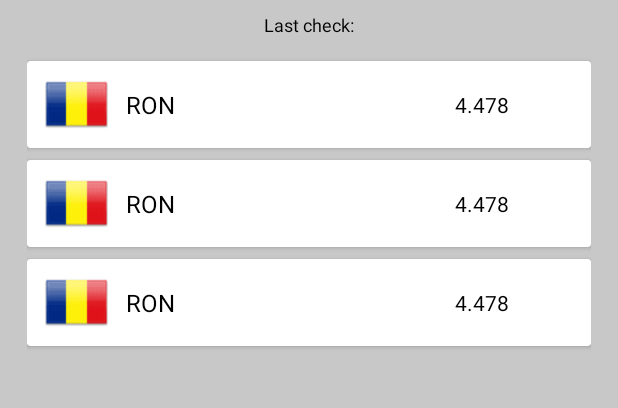
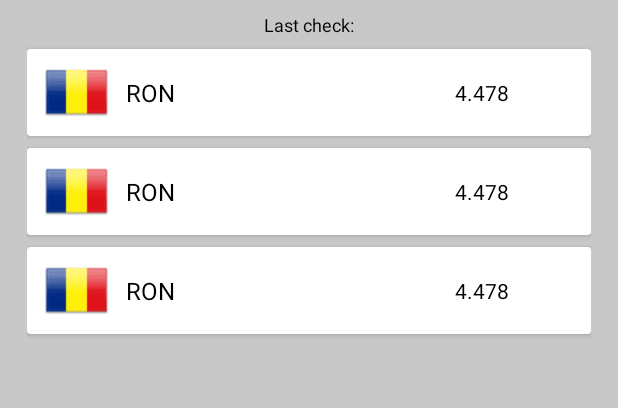
Before and after one commit to BiancaTud/ExchangeRateApp, an Android app: the layout fragment_home.xml on its own in the app's theme, with its tools: preview values and no code run, on a phone screen of 412 x 824 dp, the part 68-476 px from its top. Run offline under Robolectric (Android 15) with nearby library versions, the phone set to English and light mode, and no system bars.

```diff
--- a/app/src/main/java/com/example/exchangerateapp/ui/BaseViewModel.kt
+++ b/app/src/main/java/com/example/exchangerateapp/ui/BaseViewModel.kt
@@ -10,7 +10,7 @@ open class BaseViewModel : ViewModel(), KoinComponent {
     private val compositeDisposable = CompositeDisposable()
 
     var showProgressEvent = SingleLiveEvent<Boolean>()
-    var showErrorConnectionEvent = SingleLiveEvent<Boolean>()
+    var showErrorConnectionEvent = SingleLiveEvent<String>()
 
     fun registerDisposable(disposable: Disposable) {
         compositeDisposable.add(disposable)
--- a/app/src/main/java/com/example/exchangerateapp/ui/home/HomeViewModel.kt
+++ b/app/src/main/java/com/example/exchangerateapp/ui/home/HomeViewModel.kt
@@ -25,6 +25,7 @@ class HomeViewModel(private val repository: RatesRepository) : BaseViewModel() {
     private var pollingDisposable: Disposable? = null
 
     fun getExchangeRatesFor(currentCurrency:String, refreshValue:Long) {
+        showProgressEvent.call()
         resumePooling(currentCurrency, refreshValue)
     }
 
@@ -41,7 +42,7 @@ class HomeViewModel(private val repository: RatesRepository) : BaseViewModel() {
                         DebugResponseLogger.log("getExchangeRatesFor", response.toString())
                     },
                         {
-                            showErrorConnectionEvent.call()
+                            showErrorConnectionEvent.postValue(it.localizedMessage)
                             DebugResponseLogger.log("getExchangeRatesFor", it.toString())
                         })
 
--- a/app/src/main/java/com/example/exchangerateapp/ui/settings/SettingsFragment.kt
+++ b/app/src/main/java/com/example/exchangerateapp/ui/settings/SettingsFragment.kt
@@ -49,6 +49,8 @@ class SettingsFragment : BaseFragment() {
 
     private fun setUpFields() {
 
+
+        context?.let { context ->
             val adapter = ArrayAdapter(
                 context,
                 R.layout.item_spinner,
@@ -82,3 +84,4 @@ class SettingsFragment : BaseFragment() {
             }
         }
     }
+}
--- a/app/src/main/res/layout/fragment_home.xml
+++ b/app/src/main/res/layout/fragment_home.xml
@@ -1,10 +1,10 @@
 <?xml version="1.0" encoding="utf-8"?>
 <androidx.constraintlayout.widget.ConstraintLayout xmlns:android="http://schemas.android.com/apk/res/android"
+    xmlns:app="http://schemas.android.com/apk/res-auto"
     xmlns:tools="http://schemas.android.com/tools"
     android:layout_width="match_parent"
     android:layout_height="match_parent"
     android:background="@color/background_color"
-    xmlns:app="http://schemas.android.com/apk/res-auto"
     tools:context=".ui.home.HomeFragment">
 
 
@@ -13,41 +13,50 @@
         android:layout_width="0dp"
         android:layout_height="wrap_content"
         android:layout_marginTop="18dp"
+        android:gravity="center"
+        android:text="@string/home_fragment_title"
         android:textColor="@android:color/black"
         android:textSize="20sp"
-        android:gravity="center"
         app:layout_constraintEnd_toEndOf="@id/guidelineRight"
         app:layout_constraintStart_toStartOf="@+id/guidelineLeft"
-        app:layout_constraintTop_toTopOf="parent"
-        android:text="@string/home_fragment_title" />
+        app:layout_constraintTop_toTopOf="parent" />
 
     <TextView
         android:id="@+id/lastCheckTv"
         android:layout_width="0dp"
         android:layout_height="wrap_content"
+        android:layout_marginTop="@dimen/default_padding"
+        android:layout_marginBottom="@dimen/default_padding"
+        android:gravity="center"
         android:textColor="@android:color/black"
         android:textSize="12sp"
-        android:layout_marginTop="8dp"
-        android:gravity="center"
         app:layout_constraintEnd_toEndOf="@id/guidelineRight"
         app:layout_constraintStart_toStartOf="@+id/guidelineLeft"
         app:layout_constraintTop_toBottomOf="@+id/textView1"
         tools:text="@string/last_check" />
 
 
-
-    <androidx.recyclerview.widget.RecyclerView
-        android:id = "@+id/ratesRecyclerView"
-        android:layout_width = "0dp"
-        android:layout_height = "0dp"
-        android:paddingBottom="@dimen/default_padding"
-        android:layout_marginTop="@dimen/default_padding"
-        android:overScrollMode="never"
-        tools:listitem="@layout/item_rate_view"
-        app:layout_constraintTop_toBottomOf="@id/lastCheckTv"
+    <androidx.swiperefreshlayout.widget.SwipeRefreshLayout
+        android:id="@+id/swipeRefreshLayout"
+        android:layout_width="0dp"
+        android:layout_height="0dp"
+        android:visibility="gone"
+        app:layout_constraintBottom_toBottomOf="parent"
         app:layout_constraintEnd_toStartOf="@+id/guidelineRight"
         app:layout_constraintStart_toStartOf="@+id/guidelineLeft"
-        app:layout_constraintBottom_toBottomOf="parent"/>
+        app:layout_constraintTop_toBottomOf="@id/lastCheckTv"
+        tools:visibility="visible">
+
+        <androidx.recyclerview.widget.RecyclerView
+            android:id="@+id/ratesRecyclerView"
+            android:layout_width="match_parent"
+            android:layout_height="match_parent"
+            android:layout_marginTop="@dimen/default_padding"
+            android:overScrollMode="never"
+            android:paddingBottom="@dimen/default_padding"
+            tools:listitem="@layout/item_rate_view" />
+
+    </androidx.swiperefreshlayout.widget.SwipeRefreshLayout>
 
 
     <ProgressBar
@@ -55,11 +64,11 @@
         android:layout_width="wrap_content"
         android:layout_height="wrap_content"
         android:layout_gravity="center_horizontal"
+        android:visibility="gone"
         app:layout_constraintBottom_toBottomOf="parent"
         app:layout_constraintEnd_toEndOf="parent"
         app:layout_constraintStart_toStartOf="parent"
-        app:layout_constraintTop_toTopOf="parent"
-        android:visibility="gone"/>
+        app:layout_constraintTop_toTopOf="parent" />
 
 
     <androidx.constraintlayout.widget.Guideline
@@ -74,6 +83,6 @@
         android:layout_width="wrap_content"
         android:layout_height="wrap_content"
         android:orientation="vertical"
-        app:layout_constraintGuide_end="@dimen/margin_side"  />
+        app:layout_constraintGuide_end="@dimen/margin_side" />
 
 </androidx.constraintlayout.widget.ConstraintLayout>
```
Also changed, not shown: app/src/main/java/com/example/exchangerateapp/ui/history/HistoryFragment.kt (+58 -26 lines), app/src/main/java/com/example/exchangerateapp/ui/history/HistoryViewModel.kt (+44 -23 lines), app/src/main/java/com/example/exchangerateapp/ui/home/HomeFragment.kt (+40 -6 lines), app/src/main/res/layout/fragment_history.xml (+56 -7 lines). Lines whose indentation alone changed are shown as unchanged.
